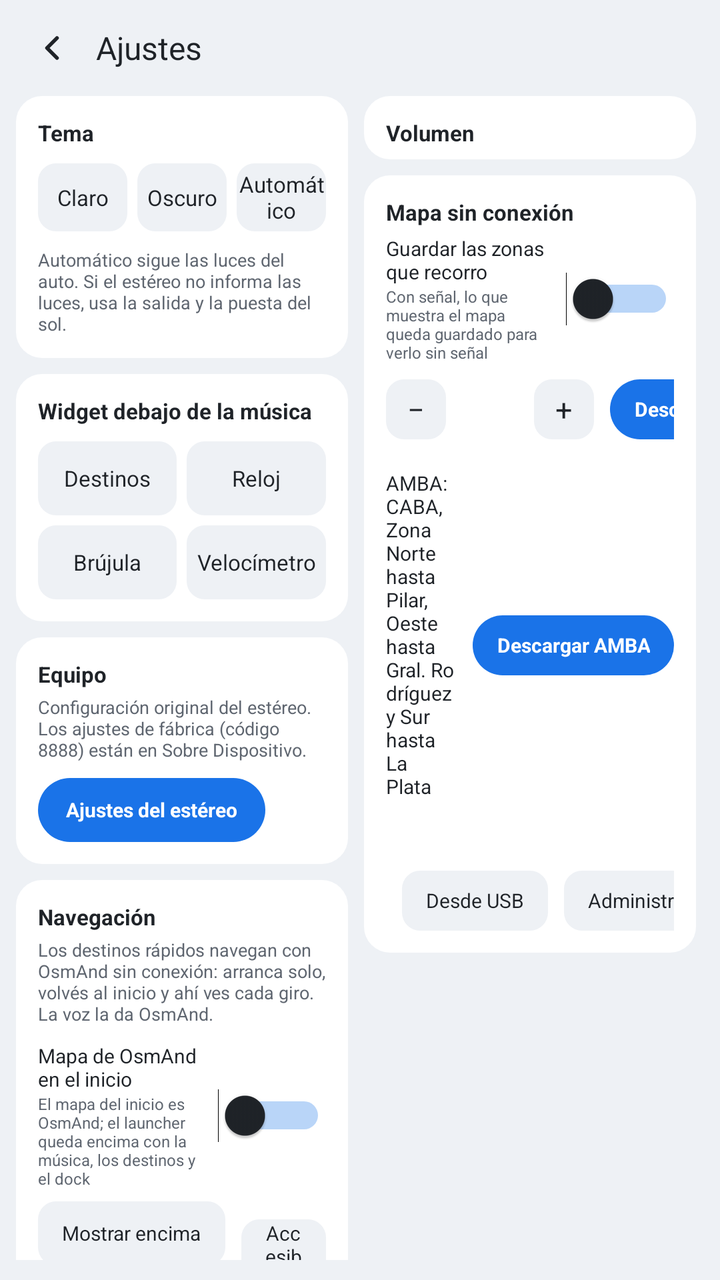
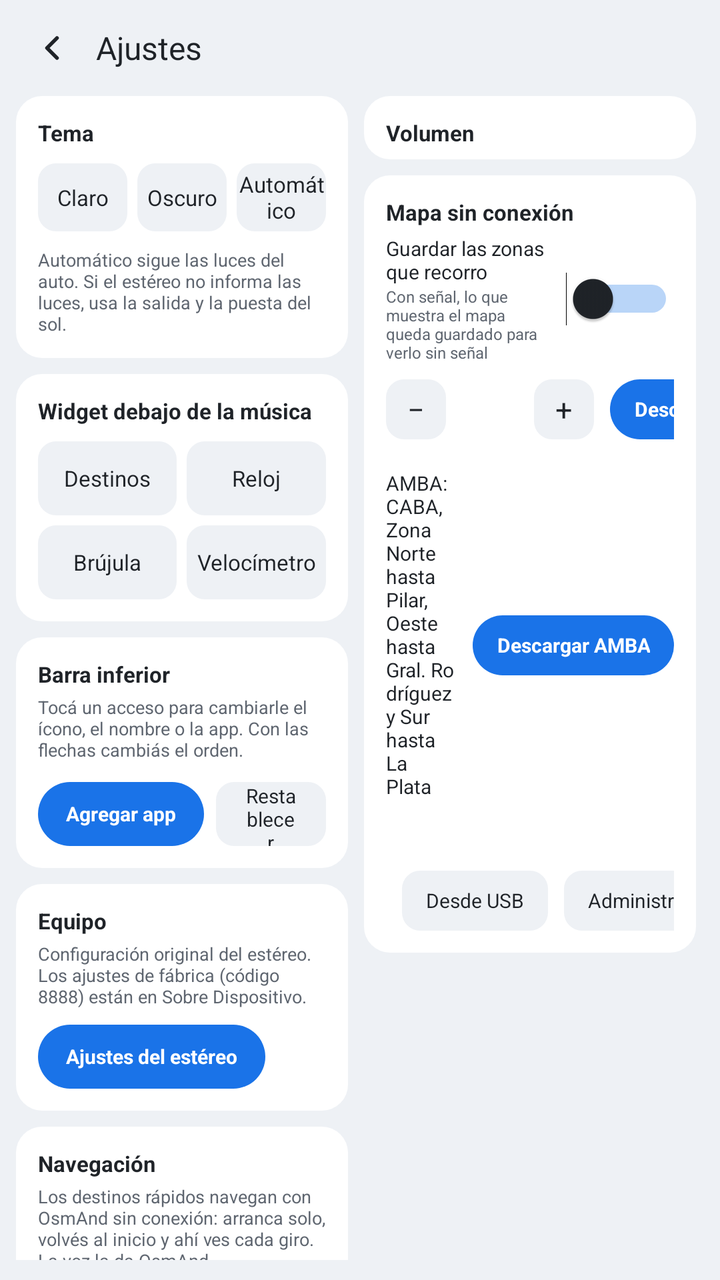

Two renders of the same Android screen: before a commit and after it. Below are the layout's source before the change and the commit's diff.
<!-- AndroidManifest.xml: application theme LauncherTheme -->
<!-- res/layout/activity_settings.xml -->
<?xml version="1.0" encoding="utf-8"?>
<LinearLayout xmlns:android="http://schemas.android.com/apk/res/android"
    android:layout_width="match_parent"
    android:layout_height="match_parent"
    android:background="@color/ground"
    android:orientation="vertical"
    android:paddingStart="8dp"
    android:paddingTop="6dp"
    android:paddingEnd="12dp"
    android:paddingBottom="10dp">

    
    <LinearLayout
        android:layout_width="match_parent"
        android:layout_height="36dp"
        android:gravity="center_vertical"
        android:orientation="horizontal">

        <ImageButton
            android:id="@+id/settings_back"
            android:layout_width="36dp"
            android:layout_height="36dp"
            android:background="@drawable/bg_round_button"
            android:contentDescription="@string/back"
            android:padding="8dp"
            android:scaleType="fitCenter"
            android:src="@drawable/ic_back" />

        <TextView
            android:layout_width="0dp"
            android:layout_height="wrap_content"
            android:layout_marginStart="4dp"
            android:layout_weight="1"
            android:text="@string/settings_title"
            android:textColor="@color/text"
            android:textSize="16sp" />

        <TextView
            android:id="@+id/settings_version"
            android:layout_width="wrap_content"
            android:layout_height="wrap_content"
            android:textColor="@color/muted"
            android:textSize="9sp" />
    </LinearLayout>

    <ScrollView
        android:layout_width="match_parent"
        android:layout_height="0dp"
        android:layout_marginTop="6dp"
        android:layout_weight="1"
        android:fillViewport="true"
        android:scrollbars="none">

    <LinearLayout
        android:layout_width="match_parent"
        android:layout_height="wrap_content"
        android:orientation="horizontal">

        
        <LinearLayout
            android:layout_width="0dp"
            android:layout_height="wrap_content"
            android:layout_weight="1"
            android:orientation="vertical">

            
            <LinearLayout
                style="@style/Card"
                android:layout_width="match_parent"
                android:layout_height="wrap_content"
                android:orientation="vertical"
                android:padding="11dp">

                <TextView
                    style="@style/SettingsTitle"
                    android:text="@string/theme" />

                <LinearLayout
                    android:layout_width="match_parent"
                    android:layout_height="34dp"
                    android:layout_marginTop="8dp"
                    android:orientation="horizontal">

                    <TextView
                        android:id="@+id/theme_light"
                        style="@style/SettingsOption"
                        android:text="@string/theme_light" />

                    <TextView
                        android:id="@+id/theme_dark"
                        style="@style/SettingsOption"
                        android:layout_marginStart="5dp"
                        android:text="@string/theme_dark" />

                    <TextView
                        android:id="@+id/theme_auto"
                        style="@style/SettingsOption"
                        android:layout_marginStart="5dp"
                        android:text="@string/theme_auto" />
                </LinearLayout>

                <TextView
                    android:layout_width="match_parent"
                    android:layout_height="wrap_content"
                    android:layout_marginTop="8dp"
                    android:text="@string/theme_auto_hint"
                    android:textColor="@color/muted"
                    android:textSize="9sp" />
            </LinearLayout>

            
            <LinearLayout
                style="@style/Card"
                android:layout_width="match_parent"
                android:layout_height="wrap_content"
                android:layout_marginTop="8dp"
                android:orientation="vertical"
                android:padding="11dp">

                <TextView
                    style="@style/SettingsTitle"
                    android:text="@string/bottom_card" />

                <LinearLayout
                    android:layout_width="match_parent"
                    android:layout_height="37dp"
                    android:layout_marginTop="8dp"
                    android:orientation="horizontal">

                    <TextView
                        android:id="@+id/card_places"
                        style="@style/SettingsOption"
                        android:text="@string/card_places" />

                    <TextView
                        android:id="@+id/card_clock"
                        style="@style/SettingsOption"
                        android:layout_marginStart="5dp"
                        android:text="@string/card_clock" />
                </LinearLayout>

                <LinearLayout
                    android:layout_width="match_parent"
                    android:layout_height="37dp"
                    android:layout_marginTop="5dp"
                    android:orientation="horizontal">

                    <TextView
                        android:id="@+id/card_compass"
                        style="@style/SettingsOption"
                        android:text="@string/card_compass" />

                    <TextView
                        android:id="@+id/card_speedo"
                        style="@style/SettingsOption"
                        android:layout_marginStart="5dp"
                        android:text="@string/card_speedo" />
                </LinearLayout>
            </LinearLayout>
            
            <LinearLayout
                style="@style/Card"
                android:layout_width="match_parent"
                android:layout_height="wrap_content"
                android:layout_marginTop="8dp"
                android:orientation="vertical"
                android:padding="11dp">

                <TextView
                    style="@style/SettingsTitle"
                    android:text="@string/stereo_card" />

                <TextView
                    android:layout_width="match_parent"
                    android:layout_height="wrap_content"
                    android:layout_marginTop="3dp"
                    android:text="@string/stereo_card_hint"
                    android:textColor="@color/muted"
                    android:textSize="9sp" />

                <TextView
                    android:id="@+id/stereo_settings"
                    android:layout_width="wrap_content"
                    android:layout_height="32dp"
                    android:layout_marginTop="8dp"
                    android:background="@drawable/bg_button_accent_round"
                    android:gravity="center"
                    android:paddingStart="14dp"
                    android:paddingEnd="14dp"
                    android:text="@string/stereo_settings"
                    android:textColor="@color/on_accent"
                    android:textSize="10sp"
                    android:textStyle="bold" />
            </LinearLayout>

            
            <LinearLayout
                style="@style/Card"
                android:layout_width="match_parent"
                android:layout_height="wrap_content"
                android:layout_marginTop="8dp"
                android:orientation="vertical"
                android:padding="11dp">

                <TextView
                    style="@style/SettingsTitle"
                    android:text="@string/nav_card" />

                <TextView
                    android:layout_width="match_parent"
                    android:layout_height="wrap_content"
                    android:layout_marginTop="3dp"
                    android:text="@string/nav_card_hint"
                    android:textColor="@color/muted"
                    android:textSize="9sp" />


                <LinearLayout
                    android:id="@+id/osmand_home_row"
                    android:layout_width="match_parent"
                    android:layout_height="wrap_content"
                    android:layout_marginTop="8dp"
                    android:gravity="center_vertical"
                    android:orientation="horizontal">

                    <LinearLayout
                        android:layout_width="0dp"
                        android:layout_height="wrap_content"
                        android:layout_weight="1"
                        android:orientation="vertical">

                        <TextView
                            android:layout_width="match_parent"
                            android:layout_height="wrap_content"
                            android:text="@string/osmand_home"
                            android:textColor="@color/text"
                            android:textSize="10sp" />

                        <TextView
                            android:layout_width="match_parent"
                            android:layout_height="wrap_content"
                            android:text="@string/osmand_home_hint"
                            android:textColor="@color/muted"
                            android:textSize="8sp" />
                    </LinearLayout>

                    <Switch
                        android:id="@+id/osmand_home"
                        android:layout_width="wrap_content"
                        android:layout_height="30dp"
                        android:layout_marginStart="8dp"
                        android:thumbTint="@color/text"
                        android:trackTint="@color/accent" />
                </LinearLayout>

                <LinearLayout
                    android:layout_width="match_parent"
                    android:layout_height="wrap_content"
                    android:layout_marginTop="6dp"
                    android:orientation="horizontal">
                    <TextView
                        android:id="@+id/perm_overlay"
                        android:layout_width="wrap_content"
                        android:layout_height="32dp"
                        android:background="@drawable/bg_option"
                        android:gravity="center"
                        android:paddingStart="12dp"
                        android:paddingEnd="12dp"
                        android:text="@string/perm_overlay"
                        android:textColor="@color/text"
                        android:textSize="10sp" />
                    <TextView
                        android:id="@+id/perm_access"
                        android:layout_width="wrap_content"
                        android:layout_height="32dp"
                        android:layout_marginStart="8dp"
                        android:background="@drawable/bg_option"
                        android:gravity="center"
                        android:paddingStart="12dp"
                        android:paddingEnd="12dp"
                        android:text="@string/perm_access"
                        android:textColor="@color/text"
                        android:textSize="10sp" />
                </LinearLayout>

                <LinearLayout
                    android:id="@+id/pause_voice_row"
                    android:layout_width="match_parent"
                    android:layout_height="wrap_content"
                    android:layout_marginTop="8dp"
                    android:gravity="center_vertical"
                    android:orientation="horizontal">

                    <LinearLayout
                        android:layout_width="0dp"
                        android:layout_height="wrap_content"
                        android:layout_weight="1"
                        android:orientation="vertical">

                        <TextView
                            android:layout_width="match_parent"
                            android:layout_height="wrap_content"
                            android:text="@string/pause_voice"
                            android:textColor="@color/text"
                            android:textSize="10sp" />

                        <TextView
                            android:layout_width="match_parent"
                            android:layout_height="wrap_content"
                            android:text="@string/pause_voice_hint"
                            android:textColor="@color/muted"
                            android:textSize="8sp" />
                    </LinearLayout>

                    <Switch
                        android:id="@+id/pause_voice"
                        android:layout_width="wrap_content"
                        android:layout_height="30dp"
                        android:layout_marginStart="8dp"
                        android:thumbTint="@color/text"
                        android:trackTint="@color/accent" />
                </LinearLayout>

                <TextView
                    android:id="@+id/gps_reset"
                    android:layout_width="wrap_content"
                    android:layout_height="32dp"
                    android:layout_marginTop="8dp"
                    android:background="@drawable/bg_option"
                    android:gravity="center"
                    android:paddingStart="12dp"
                    android:paddingEnd="12dp"
                    android:text="@string/gps_reset"
                    android:textColor="@color/text"
                    android:textSize="10sp" />
            </LinearLayout>

            
            <LinearLayout
                style="@style/Card"
                android:layout_width="match_parent"
                android:layout_height="wrap_content"
                android:layout_marginTop="8dp"
                android:orientation="vertical"
                android:padding="11dp">

                <TextView
                    style="@style/SettingsTitle"
                    android:text="@string/gmaps_card" />

                <TextView
                    android:layout_width="match_parent"
                    android:layout_height="wrap_content"
                    android:layout_marginTop="3dp"
                    android:text="@string/gmaps_card_hint"
                    android:textColor="@color/muted"
                    android:textSize="9sp" />

                <LinearLayout
                    android:layout_width="match_parent"
                    android:layout_height="wrap_content"
                    android:layout_marginTop="8dp"
                    android:orientation="horizontal">

                    <TextView
                        android:id="@+id/gmaps_notifications"
                        android:layout_width="wrap_content"
                        android:layout_height="32dp"
                        android:background="@drawable/bg_option"
                        android:gravity="center"
                        android:paddingStart="12dp"
                        android:paddingEnd="12dp"
                        android:text="@string/gmaps_notifications"
                        android:textColor="@color/text"
                        android:textSize="10sp" />

                    <TextView
                        android:id="@+id/gmaps_pip"
                        android:layout_width="wrap_content"
                        android:layout_height="32dp"
                        android:layout_marginStart="8dp"
                        android:background="@drawable/bg_option"
                        android:gravity="center"
                        android:paddingStart="12dp"
                        android:paddingEnd="12dp"
                        android:text="@string/gmaps_pip"
                        android:textColor="@color/text"
                        android:textSize="10sp" />
                </LinearLayout>
            </LinearLayout>
        </LinearLayout>

        
        <LinearLayout
            android:layout_width="0dp"
            android:layout_height="wrap_content"
            android:layout_marginStart="8dp"
            android:layout_weight="1"
            android:orientation="vertical">

            
            <LinearLayout
                android:id="@+id/volumes"
                style="@style/Card"
                android:layout_width="match_parent"
                android:layout_height="wrap_content"
                android:orientation="vertical"
                android:paddingStart="11dp"
                android:paddingTop="11dp"
                android:paddingEnd="11dp"
                android:paddingBottom="6dp">

                <TextView
                    style="@style/SettingsTitle"
                    android:text="@string/volume_title" />
            </LinearLayout>

            
            <LinearLayout
                style="@style/Card"
                android:layout_width="match_parent"
                android:layout_height="wrap_content"
                android:layout_marginTop="8dp"
                android:orientation="vertical"
                android:padding="11dp">

                <TextView
                    style="@style/SettingsTitle"
                    android:text="@string/offline_map" />

                
                <LinearLayout
                    android:id="@+id/save_visited_row"
                    android:layout_width="match_parent"
                    android:layout_height="wrap_content"
                    android:layout_marginTop="4dp"
                    android:gravity="center_vertical"
                    android:orientation="horizontal">

                    <LinearLayout
                        android:layout_width="0dp"
                        android:layout_height="wrap_content"
                        android:layout_weight="1"
                        android:orientation="vertical">

                        <TextView
                            android:layout_width="match_parent"
                            android:layout_height="wrap_content"
                            android:text="@string/save_visited"
                            android:textColor="@color/text"
                            android:textSize="10sp" />

                        <TextView
                            android:layout_width="match_parent"
                            android:layout_height="wrap_content"
                            android:text="@string/save_visited_hint"
                            android:textColor="@color/muted"
                            android:textSize="8sp" />
                    </LinearLayout>

                    <Switch
                        android:id="@+id/save_visited"
                        android:layout_width="wrap_content"
                        android:layout_height="30dp"
                        android:layout_marginStart="8dp"
                        android:thumbTint="@color/text"
                        android:trackTint="@color/accent" />
                </LinearLayout>

                
                <LinearLayout
                    android:layout_width="match_parent"
                    android:layout_height="30dp"
                    android:layout_marginTop="8dp"
                    android:gravity="center_vertical"
                    android:orientation="horizontal">

                    <TextView
                        android:layout_width="0dp"
                        android:layout_height="wrap_content"
                        android:layout_weight="1"
                        android:text="@string/offline_around"
                        android:textColor="@color/text"
                        android:textSize="10sp" />

                    <TextView
                        android:id="@+id/radius_less"
                        android:layout_width="30dp"
                        android:layout_height="30dp"
                        android:background="@drawable/bg_option"
                        android:contentDescription="@string/offline_less"
                        android:gravity="center"
                        android:text="−"
                        android:textColor="@color/text"
                        android:textSize="15sp" />

                    <TextView
                        android:id="@+id/radius_value"
                        android:layout_width="44dp"
                        android:layout_height="wrap_content"
                        android:gravity="center"
                        android:textColor="@color/text"
                        android:textSize="11sp" />

                    <TextView
                        android:id="@+id/radius_more"
                        android:layout_width="30dp"
                        android:layout_height="30dp"
                        android:background="@drawable/bg_option"
                        android:contentDescription="@string/offline_more"
                        android:gravity="center"
                        android:text="+"
                        android:textColor="@color/text"
                        android:textSize="15sp" />

                    <TextView
                        android:id="@+id/offline_button"
                        android:layout_width="wrap_content"
                        android:layout_height="30dp"
                        android:layout_marginStart="8dp"
                        android:background="@drawable/bg_button_accent_round"
                        android:gravity="center"
                        android:paddingStart="12dp"
                        android:paddingEnd="12dp"
                        android:text="@string/offline_download"
                        android:textColor="@color/on_accent"
                        android:textSize="10sp"
                        android:textStyle="bold" />
                </LinearLayout>

                <TextView
                    android:id="@+id/radius_estimate"
                    android:layout_width="match_parent"
                    android:layout_height="wrap_content"
                    android:gravity="end"
                    android:textColor="@color/muted"
                    android:textSize="8sp" />

                
                <LinearLayout
                    android:layout_width="match_parent"
                    android:layout_height="wrap_content"
                    android:layout_marginTop="4dp"
                    android:gravity="center_vertical"
                    android:orientation="horizontal">

                    <LinearLayout
                        android:layout_width="0dp"
                        android:layout_height="wrap_content"
                        android:layout_weight="1"
                        android:orientation="vertical">

                        <TextView
                            android:layout_width="match_parent"
                            android:layout_height="wrap_content"
                            android:text="@string/offline_amba"
                            android:textColor="@color/text"
                            android:textSize="10sp" />

                        <TextView
                            android:id="@+id/amba_estimate"
                            android:layout_width="match_parent"
                            android:layout_height="wrap_content"
                            android:textColor="@color/muted"
                            android:textSize="8sp" />
                    </LinearLayout>

                    <TextView
                        android:id="@+id/amba_button"
                        android:layout_width="wrap_content"
                        android:layout_height="30dp"
                        android:layout_marginStart="8dp"
                        android:background="@drawable/bg_button_accent_round"
                        android:gravity="center"
                        android:paddingStart="12dp"
                        android:paddingEnd="12dp"
                        android:text="@string/offline_download_amba"
                        android:textColor="@color/on_accent"
                        android:textSize="10sp"
                        android:textStyle="bold" />
                </LinearLayout>


                <TextView
                    android:id="@+id/offline_status"
                    android:layout_width="match_parent"
                    android:layout_height="wrap_content"
                    android:layout_marginTop="6dp"
                    android:textColor="@color/muted"
                    android:textSize="9sp" />

                <LinearLayout
                    android:layout_width="match_parent"
                    android:layout_height="wrap_content"
                    android:layout_marginTop="6dp"
                    android:gravity="center_vertical"
                    android:orientation="horizontal">

                    <View
                        android:layout_width="0dp"
                        android:layout_height="0dp"
                        android:layout_weight="1" />

                    <TextView
                        android:id="@+id/offline_import"
                        android:layout_width="wrap_content"
                        android:layout_height="30dp"
                        android:layout_marginStart="8dp"
                        android:background="@drawable/bg_option"
                        android:gravity="center"
                        android:paddingStart="12dp"
                        android:paddingEnd="12dp"
                        android:text="@string/offline_import"
                        android:textColor="@color/text"
                        android:textSize="10sp" />

                    <TextView
                        android:id="@+id/offline_manage"
                        android:layout_width="wrap_content"
                        android:layout_height="30dp"
                        android:layout_marginStart="8dp"
                        android:background="@drawable/bg_option"
                        android:gravity="center"
                        android:paddingStart="12dp"
                        android:paddingEnd="12dp"
                        android:text="@string/offline_manage"
                        android:textColor="@color/text"
                        android:textSize="10sp" />
                </LinearLayout>

                <ProgressBar
                    android:id="@+id/offline_progress"
                    style="@android:style/Widget.Material.ProgressBar.Horizontal"
                    android:layout_width="match_parent"
                    android:layout_height="4dp"
                    android:layout_marginTop="4dp"
                    android:progressBackgroundTint="@color/track"
                    android:progressTint="@color/accent"
                    android:visibility="gone" />
            </LinearLayout>
        </LinearLayout>
    </LinearLayout>
</ScrollView>
</LinearLayout>
<!-- resources referenced by this layout -->
<resources>
  <color name="accent">#1A73E8</color>
  <color name="ground">#EEF1F5</color>
  <color name="muted">#5F6670</color>
  <color name="on_accent">#FFFFFF</color>
  <color name="text">#1F2328</color>
  <color name="track">#D5DAE1</color>
  <string name="back">Volver</string>
  <string name="bottom_card">Widget debajo de la música</string>
  <string name="card_clock">Reloj</string>
  <string name="card_compass">Brújula</string>
  <string name="card_places">Destinos</string>
  <string name="card_speedo">Velocímetro</string>
  <string name="gmaps_card">Google Maps</string>
  <string name="gmaps_card_hint">Para que Maps no tape el launcher al navegar: apagá sus avisos emergentes (Navegación → sin "mostrar en pantalla") y la ventana flotante.</string>
  <string name="gmaps_notifications">Avisos de Maps</string>
  <string name="gmaps_pip">Ventana flotante</string>
  <string name="gps_reset">Reiniciar GPS</string>
  <string name="nav_card">Navegación</string>
  <string name="nav_card_hint">Los destinos rápidos navegan con OsmAnd sin conexión: arranca solo, volvés al inicio y ahí ves cada giro. La voz la da OsmAnd.</string>
  <string name="offline_amba">AMBA: CABA, Zona Norte hasta Pilar, Oeste hasta Gral. Rodríguez y Sur hasta La Plata</string>
  <string name="offline_around">Alrededor tuyo</string>
  <string name="offline_download">Descargar</string>
  <string name="offline_download_amba">Descargar AMBA</string>
  <string name="offline_import">Desde USB</string>
  <string name="offline_less">Menos kilómetros</string>
  <string name="offline_manage">Administrar</string>
  <string name="offline_map">Mapa sin conexión</string>
  <string name="offline_more">Más kilómetros</string>
  <string name="osmand_home">Mapa de OsmAnd en el inicio</string>
  <string name="osmand_home_hint">El mapa del inicio es OsmAnd; el launcher queda encima con la música, los destinos y el dock</string>
  <string name="pause_voice">Bajar la música cuando habla OsmAnd</string>
  <string name="pause_voice_hint">Baja al nivel de \"Música en avisos\" (Volumen) y después vuelve. En OsmAnd, la voz tiene que salir por \"Notificación\"</string>
  <string name="perm_access">Accesibilidad</string>
  <string name="perm_overlay">Mostrar encima</string>
  <string name="save_visited">Guardar las zonas que recorro</string>
  <string name="save_visited_hint">Con señal, lo que muestra el mapa queda guardado para verlo sin señal</string>
  <string name="settings_title">Ajustes</string>
  <string name="stereo_card">Equipo</string>
  <string name="stereo_card_hint">Configuración original del estéreo. Los ajustes de fábrica (código 8888) están en Sobre Dispositivo.</string>
  <string name="stereo_settings">Ajustes del estéreo</string>
  <string name="theme">Tema</string>
  <string name="theme_auto">Automático</string>
  <string name="theme_auto_hint">Automático sigue las luces del auto. Si el estéreo no informa las luces, usa la salida y la puesta del sol.</string>
  <string name="theme_dark">Oscuro</string>
  <string name="theme_light">Claro</string>
  <string name="volume_title">Volumen</string>
  <style name="Card">
          <item name="android:background">@drawable/bg_card</item>
      </style>
  <color name="selected">#D3E3FD</color>
  <color name="tile">#EEF1F5</color>
  <!-- drawable bg_card (drawable) -->
  <?xml version="1.0" encoding="utf-8"?>
  <shape xmlns:android="http://schemas.android.com/apk/res/android" android:shape="rectangle">
      <solid android:color="@color/card" />
      <corners android:radius="13dp" />
  </shape>
  <color name="card">#FFFFFF</color>
  <!-- unchanged entries left out for length: 7 -->
</resources>

<!-- the commit's change to res/layout/activity_settings.xml (unified diff, before → after) -->
@@ -157,6 +157,68 @@
                         android:text="@string/card_speedo" />
                 </LinearLayout>
             </LinearLayout>
+            
+            <LinearLayout
+                style="@style/Card"
+                android:layout_width="match_parent"
+                android:layout_height="wrap_content"
+                android:layout_marginTop="8dp"
+                android:orientation="vertical"
+                android:padding="11dp">
+
+                <TextView
+                    style="@style/SettingsTitle"
+                    android:text="@string/dock_card" />
+
+                <TextView
+                    android:layout_width="match_parent"
+                    android:layout_height="wrap_content"
+                    android:layout_marginTop="3dp"
+                    android:text="@string/dock_card_hint"
+                    android:textColor="@color/muted"
+                    android:textSize="9sp" />
+
+                <LinearLayout
+                    android:id="@+id/dock_list"
+                    android:layout_width="match_parent"
+                    android:layout_height="wrap_content"
+                    android:layout_marginTop="4dp"
+                    android:orientation="vertical" />
+
+                <LinearLayout
+                    android:layout_width="match_parent"
+                    android:layout_height="32dp"
+                    android:layout_marginTop="6dp"
+                    android:orientation="horizontal">
+
+                    <TextView
+                        android:id="@+id/dock_add"
+                        android:layout_width="wrap_content"
+                        android:layout_height="match_parent"
+                        android:background="@drawable/bg_button_accent_round"
+                        android:gravity="center"
+                        android:paddingStart="14dp"
+                        android:paddingEnd="14dp"
+                        android:text="@string/dock_add"
+                        android:textColor="@color/on_accent"
+                        android:textSize="10sp"
+                        android:textStyle="bold" />
+
+                    <TextView
+                        android:id="@+id/dock_reset"
+                        android:layout_width="wrap_content"
+                        android:layout_height="match_parent"
+                        android:layout_marginStart="6dp"
+                        android:background="@drawable/bg_option"
+                        android:gravity="center"
+                        android:paddingStart="14dp"
+                        android:paddingEnd="14dp"
+                        android:text="@string/dock_reset"
+                        android:textColor="@color/text"
+                        android:textSize="10sp" />
+                </LinearLayout>
+            </LinearLayout>
+
             
             <LinearLayout
                 style="@style/Card"
<!-- resource entries referenced after the edit -->
@@ -12,6 +12,10 @@
   <string name="card_compass">Brújula</string>
   <string name="card_places">Destinos</string>
   <string name="card_speedo">Velocímetro</string>
+  <string name="dock_add">Agregar app</string>
+  <string name="dock_card">Barra inferior</string>
+  <string name="dock_card_hint">Tocá un acceso para cambiarle el ícono, el nombre o la app. Con las flechas cambiás el orden.</string>
+  <string name="dock_reset">Restablecer</string>
   <string name="gmaps_card">Google Maps</string>
   <string name="gmaps_card_hint">Para que Maps no tape el launcher al navegar: apagá sus avisos emergentes (Navegación → sin "mostrar en pantalla") y la ventana flotante.</string>
   <string name="gmaps_notifications">Avisos de Maps</string>
